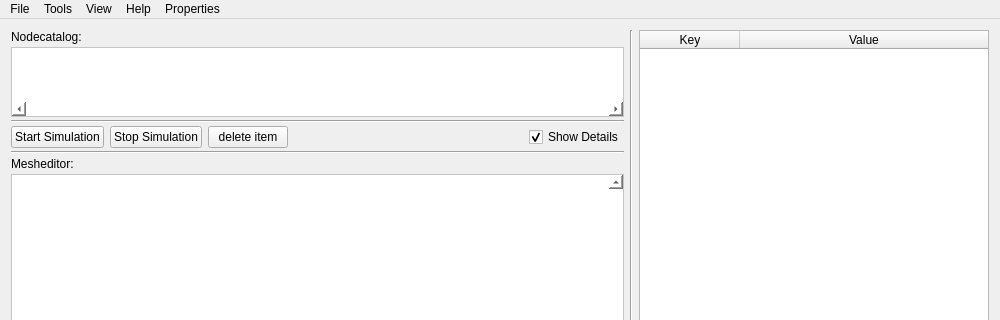
First picture: the form in src_gui/mainwindow.ui, repository tadasamantri/anise_gui, before the edit; both pictures show x 0 to 1000 and y 0 to 320 of the 1000 by 763 pixel window.
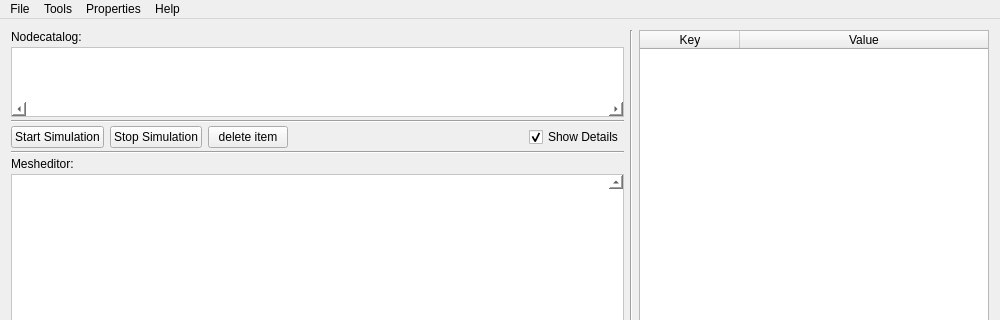
Second picture: the form after the edit. Custom widgets are drawn as their Qt base class.

Commit message: cleaned up menu bar

What changed in the file:
```diff
--- a/src_gui/mainwindow.ui
+++ b/src_gui/mainwindow.ui
@@ -430,13 +430,6 @@
      <string>Help</string>
     </property>
     <addaction name="actionAbout"/>
-    <addaction name="actionShortcuts"/>
-   </widget>
-   <widget class="QMenu" name="menuView">
-    <property name="title">
-     <string>View</string>
-    </property>
-    <addaction name="actionLevel_Of_Detail"/>
    </widget>
    <widget class="QMenu" name="menuProperties">
     <property name="title">
@@ -447,9 +440,8 @@
    </widget>
    <addaction name="menuFile"/>
    <addaction name="menuTools"/>
-   <addaction name="menuView"/>
-   <addaction name="menuHelp"/>
    <addaction name="menuProperties"/>
+   <addaction name="menuHelp"/>
   </widget>
   <widget class="QStatusBar" name="statusBar"/>
   <action name="actionSave">
```
Left out of the diff: 10 changed lines with no effect on the pictures. The commit also changes 1 other file.
